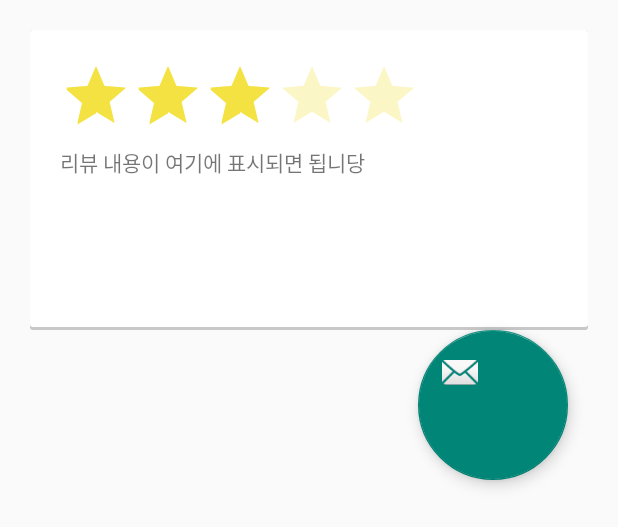
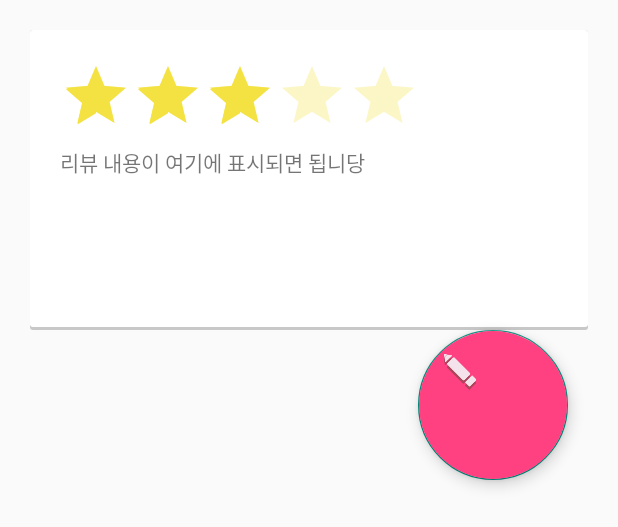
Before and after one commit to lipnus/hackpretty, an Android app: the layout fragment_review_layout.xml on its own in the app's theme, with its tools: preview values and no code run, on a phone screen of 412 x 824 dp. Shown: the top 527 px of the screen. Run offline under Robolectric (Android 15) with nearby library versions, the phone set to English and light mode, and no system bars; Roboto replaces fonts that are not available here.

Commit message:
[이슈 #35] FloatingActionButton 디자인 변경

```diff
--- a/Frontend/HackPretty/app/src/main/res/layout/fragment_review_layout.xml
+++ b/Frontend/HackPretty/app/src/main/res/layout/fragment_review_layout.xml
@@ -41,7 +41,8 @@
             android:layout_gravity="bottom|end"
             android:layout_marginBottom="100px"
             android:layout_marginRight="50px"
-            android:src="@android:drawable/ic_dialog_email" />
+            android:backgroundTint="@color/colorAccent"
+            android:src="@drawable/pen" />
 
 
 </LinearLayout>
```
Also changed, not shown: Frontend/HackPretty/app/src/main/res/drawable/pen.png (added).
